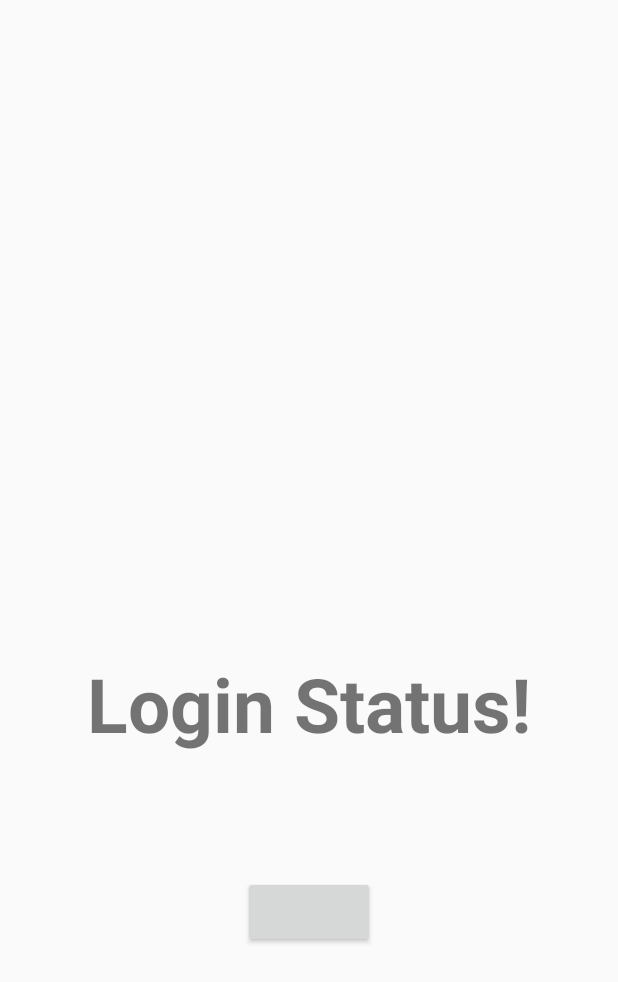
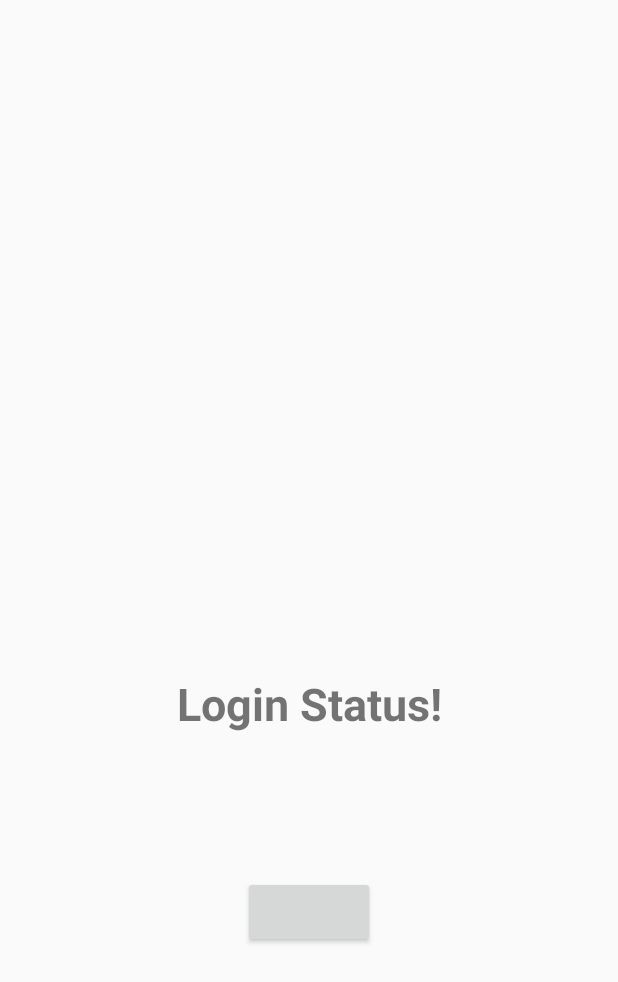
Before and after one commit to sagnik20/Integrate-login-with-facebook-in-an-Android-App, an Android app: the layout activity_main.xml on its own in the app's theme, with its tools: preview values and no code run, on a phone screen of 412 x 824 dp. Shown: the top 982 px of the screen. Run offline under Robolectric (Android 15) with nearby library versions, the phone set to English and light mode, and no system bars; plain views replace LoginButton.

Commit message:
Update activity_main.xml

```diff
--- a/app/src/main/res/layout/activity_main.xml
+++ b/app/src/main/res/layout/activity_main.xml
@@ -35,7 +35,7 @@
         android:layout_height="110dp"
         android:gravity="center"
         android:text="Login Status!"
-        android:textSize="50sp"
+        android:textSize="30sp"
         android:textStyle="bold"
         app:layout_constraintEnd_toEndOf="parent"
         app:layout_constraintStart_toStartOf="parent"
```
